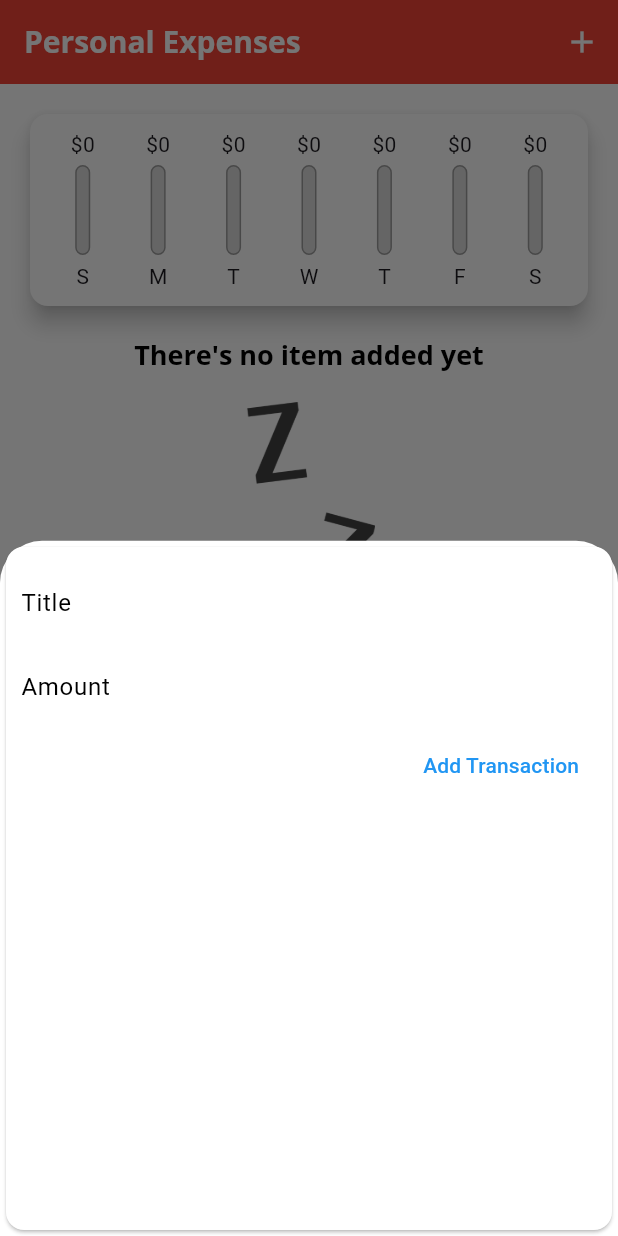
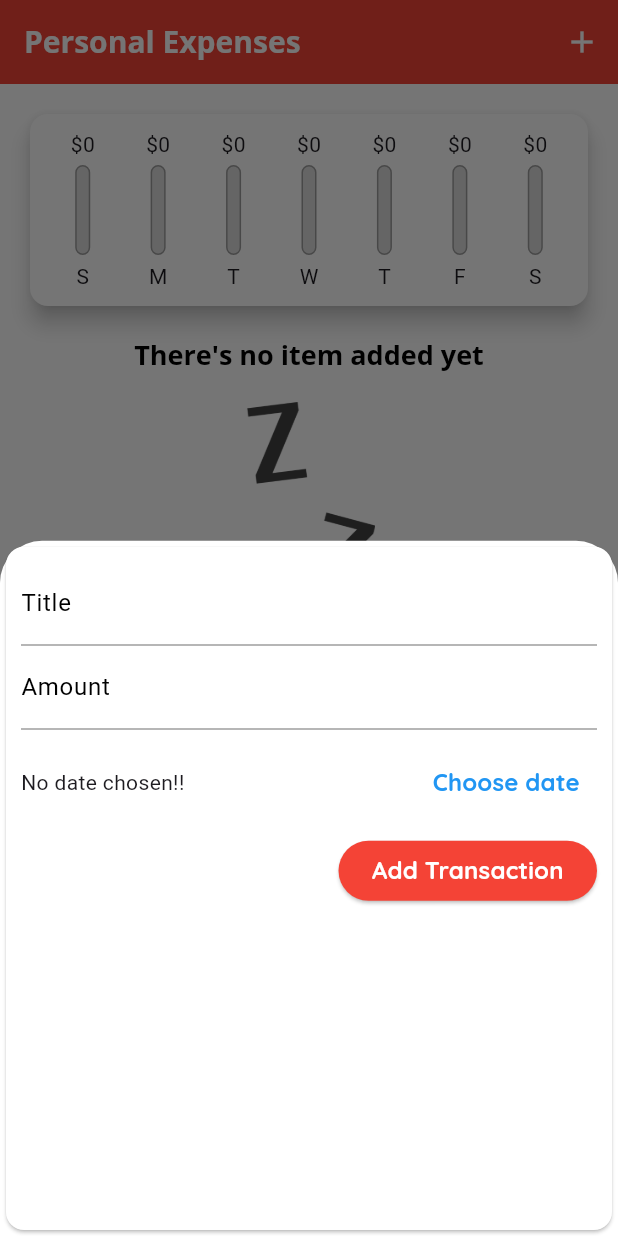
Before and after one commit to Trykea/Personal_expense_app, a Flutter app: the screen it shows after launch, after a tap on the "add" icon, on a phone screen of 412 x 824 dp. Run offline on Flutter 3.47's test engine with Material 3 defaults, Android fonts, the light colour scheme and no system bars.

Commit message:
Added date picker and we can select any date

```diff
--- a/lib/main.dart
+++ b/lib/main.dart
@@ -29,6 +29,11 @@ class MyApp extends StatelessWidget {
                 fontFamily: 'OpenSans',
                 fontWeight: FontWeight.bold,
                 fontSize: 18,
+              ),
+              labelLarge: TextStyle(
+                fontSize: 16,
+                fontWeight: FontWeight.bold,
+                color: Colors.white,
               ),
             ),
         appBarTheme: AppBarTheme(
@@ -66,11 +71,11 @@ class _MyHomePageState extends State<MyHomePage> {
     }).toList();
   }
 
-  void _addNewTransaction(String addTitle, double addAmount) {
+  void _addNewTransaction(String addTitle, double addAmount, DateTime chosenDate) {
     final newTx = Transaction(
         title: addTitle,
         amount: addAmount,
-        date: DateTime.now(),
+        date: chosenDate,
         id: DateTime.now().toString());
 
     setState(() {
@@ -118,7 +123,7 @@ class _MyHomePageState extends State<MyHomePage> {
           Icons.add,
           color: Colors.white,
         ),
-        backgroundColor: Theme.of(context).colorScheme.secondary,
+        backgroundColor: Theme.of(context).colorScheme.primary,
         shape: RoundedRectangleBorder(
           // Example: Rounded edges
           borderRadius: BorderRadius.circular(40.0),
--- a/lib/models/new_transaction.dart
+++ b/lib/models/new_transaction.dart
@@ -1,4 +1,5 @@
-
+import 'dart:math';
+import 'package:intl/intl.dart';
 import 'package:flutter/material.dart';
 
 class NewTransaction extends StatefulWidget {
@@ -11,21 +12,38 @@ class NewTransaction extends StatefulWidget {
 }
 
 class _NewTransactionState extends State<NewTransaction> {
-  final titleController = TextEditingController();
+  final _titleController = TextEditingController();
+  final _amountController = TextEditingController();
+  DateTime? _selectedDate;
 
-  final amountController = TextEditingController();
-
-  void submitData() {
-    final enteredTitle = titleController.text;
-    final enteredAmount = double.parse(amountController.text);
-    if(enteredTitle.isEmpty || enteredAmount<= 0){
+  void _submitData() {
+    final enteredTitle = _titleController.text;
+    final enteredAmount = double.parse(_amountController.text);
+    if (enteredTitle.isEmpty || enteredAmount <= 0 || _selectedDate == null)  {
       return;
     }
     widget.addTx(
-        enteredTitle,
-        enteredAmount,
-      );
+      enteredTitle,
+      enteredAmount,
+      _selectedDate
+    );
     Navigator.of(context).pop();
+  }
+
+  void _presentDatepicker() {
+    showDatePicker(
+            context: context,
+            initialDate: DateTime.now(),
+            firstDate: DateTime(2024),
+            lastDate: DateTime.now())
+        .then((pickedDate) {
+      if (pickedDate == null) {
+        return;
+      }
+      setState(() {
+        _selectedDate = pickedDate;
+      });
+    });
   }
 
   @override
@@ -37,26 +55,61 @@ class _NewTransactionState extends State<NewTransaction> {
           crossAxisAlignment: CrossAxisAlignment.end,
           children: [
             TextField(
-              decoration: InputDecoration(labelText: 'Title'),
+              decoration: InputDecoration(
+                labelText: 'Title',
+                enabledBorder: UnderlineInputBorder(
+                  // Default underline when not focused
+                  borderSide: BorderSide(color: Colors.grey),
+                ),
+              ),
               // onChanged: (value) => titleInput=value,
-              controller: titleController,
-              onSubmitted: (_) => submitData(),
+              controller: _titleController,
+              onSubmitted: (_) => _submitData(),
             ),
             TextField(
-              decoration: InputDecoration(labelText: 'Amount'),
+              decoration: InputDecoration(
+                labelText: 'Amount',
+                enabledBorder: UnderlineInputBorder(
+                  // Default underline when not focused
+                  borderSide: BorderSide(color: Colors.grey),
+                ),
+              ),
+
               // onChanged: (value) => titleInput=value,
-              controller: amountController,
+              controller: _amountController,
               keyboardType: TextInputType.numberWithOptions(decimal: true),
-              onSubmitted: (_) => submitData(),
+              onSubmitted: (_) => _submitData(),
             ),
-            TextButton(
-              onPressed:submitData,
+            Container(
+              height: 70,
+              child: Row(
+                children: [
+                  Expanded(
+                    child: Text(_selectedDate == null
+                        ? 'No date chosen!!'
+                        : 'Picked Date ${DateFormat.yMd().format(_selectedDate!)}'),
+                  ),
+                  TextButton(
+                      onPressed: _presentDatepicker,
+                      child: Text(
+                        'Choose date',
+                        style: TextStyle(
+                            color: Theme.of(context).colorScheme.secondary,
+                            fontWeight: FontWeight.bold),
+                      ))
+                ],
+              ),
+            ),
+            ElevatedButton(
+              onPressed: _submitData,
               child: Text(
                 'Add Transaction',
               ),
-              style: TextButton.styleFrom(
-                // backgroundColor: Colors.blue, // Background color
-                foregroundColor: Colors.blue, // Text color
+              style: ElevatedButton.styleFrom(
+                backgroundColor:
+                    Theme.of(context).colorScheme.primary, // Background color
+                foregroundColor:
+                    Theme.of(context).textTheme.labelLarge?.color, // Text color
               ),
             )
           ],
--- a/lib/widgets/transaction_list.dart
+++ b/lib/widgets/transaction_list.dart
@@ -1,5 +1,6 @@
 import 'package:flutter/material.dart';
 import 'package:intl/intl.dart';
+
 
 import '../models/transaction.dart';
 
@@ -46,7 +47,7 @@ class TransactionList extends StatelessWidget {
                     ),
                     title: Text(
                       transactions[index].title,
-                      style: Theme.of(context).textTheme.titleSmall,
+                      style: Theme.of(context).textTheme.headlineSmall,
                     ),
                     subtitle: Text(
                       DateFormat.yMMMd().format(transactions[index].date)
```
